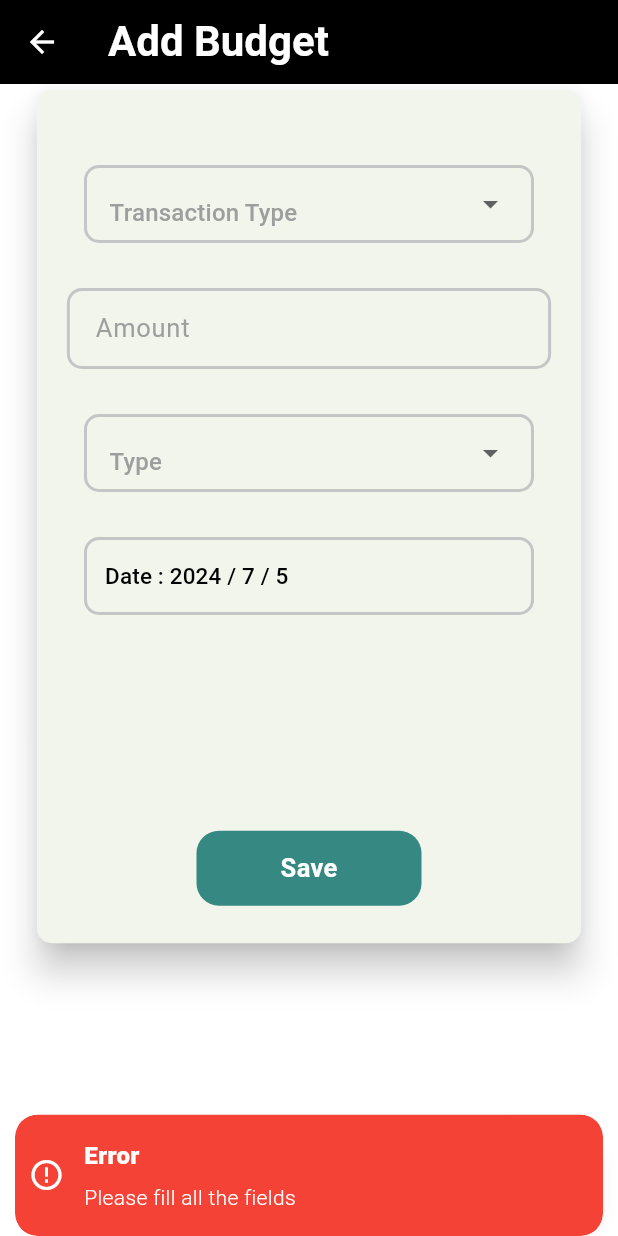
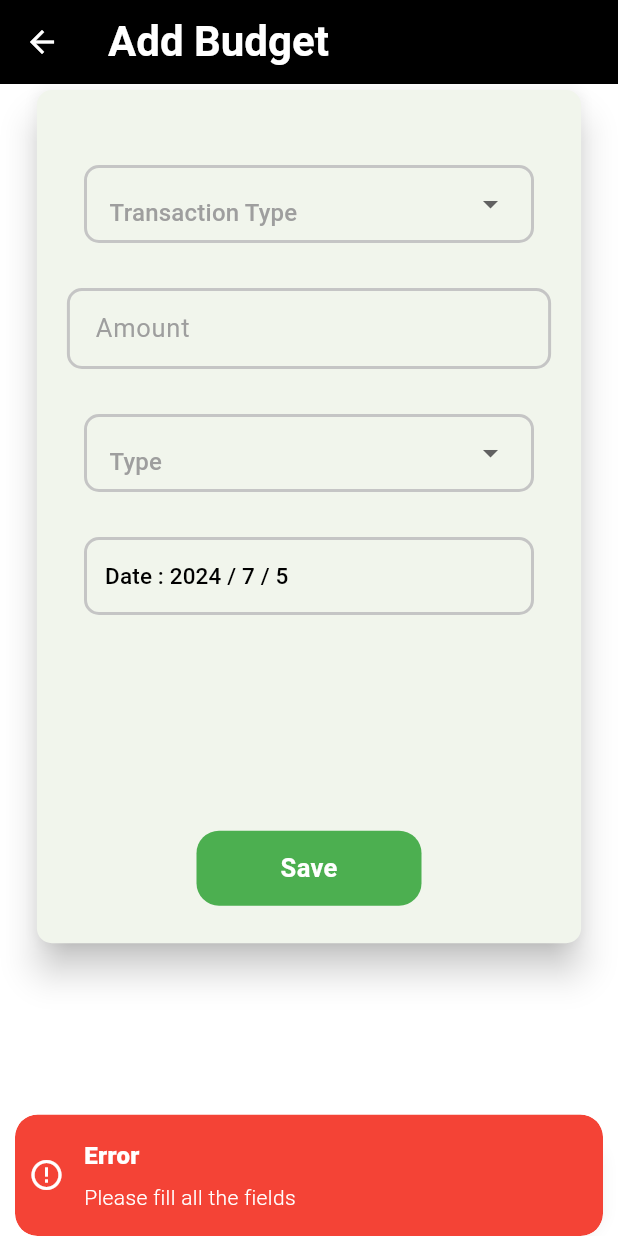
Before and after one commit to ahmaddioxide/ppocket, a Flutter app: the AddBudget screen opened directly, after a tap on "Save", on a phone screen of 412 x 824 dp. Run offline on Flutter 3.47's test engine with Material 3 defaults, Android fonts, the phone set to English and light mode, and no system bars; our stand-ins replace cached_network_image, cloud_firestore, curved_navigation_bar, device_preview, firebase_auth, firebase_core and 3 more; missing offline and left inert: qr_code_scanner; accounts and stored records are empty.

Commit message:
update add budget screen

```diff
--- a/lib/views/budget_screens/add_budget_screen.dart
+++ b/lib/views/budget_screens/add_budget_screen.dart
@@ -3,6 +3,7 @@ import 'dart:io';
 import 'package:cloud_firestore/cloud_firestore.dart';
 import 'package:flutter/cupertino.dart';
 import 'package:flutter/material.dart';
+import 'package:flutter/services.dart';
 import 'package:get/get.dart';
 import 'package:ppocket/components/snackbars.dart';
 import 'package:ppocket/controllers/budget_controller.dart';
@@ -78,7 +79,6 @@ class _AddBudgetState extends State<AddBudget> {
               child: Column(
                 children: [
                   const SizedBox(height: 50),
-                  // BuildDropDown('Name', items, selectedItem),
                   BuildDropDown(
                     hint: 'Transaction Type',
                     items: expenseCategory,
@@ -89,11 +89,11 @@ class _AddBudgetState extends State<AddBudget> {
                     },
                   ),
                   const SizedBox(height: 30),
-                  // _buildTextField('Amount', amountController),
                   Padding(
                     padding: const EdgeInsets.symmetric(horizontal: 20),
                     child: TextField(
-                      keyboardType: TextInputType.number,
+                      keyboardType: TextInputType.number, // Allows only numbers
+                      inputFormatters: [FilteringTextInputFormatter.digitsOnly], // Allows only digits
                       controller: amountController,
                       decoration: InputDecoration(
                         contentPadding: const EdgeInsets.symmetric(
@@ -144,6 +144,16 @@ class _AddBudgetState extends State<AddBudget> {
                         );
                         return;
                       }
+
+                      // Check if the amount is a valid integer
+                      if(int.tryParse(amountController.text) == null) {
+                        AppSnackBar.errorSnackbar(
+                          title: 'Error',
+                          message: 'Amount should be an integer',
+                        );
+                        return;
+                      }
+
                       String id = uuid.v4();
                       budgetController.addManualTransaction(
                         TransactionModel(
@@ -164,7 +174,7 @@ class _AddBudgetState extends State<AddBudget> {
                       alignment: Alignment.center,
                       decoration: BoxDecoration(
                         borderRadius: BorderRadius.circular(15),
-                        color: const Color(0xff368983),
+                        color: Colors.green,
                       ),
                       width: 150,
                       height: 50,
```
